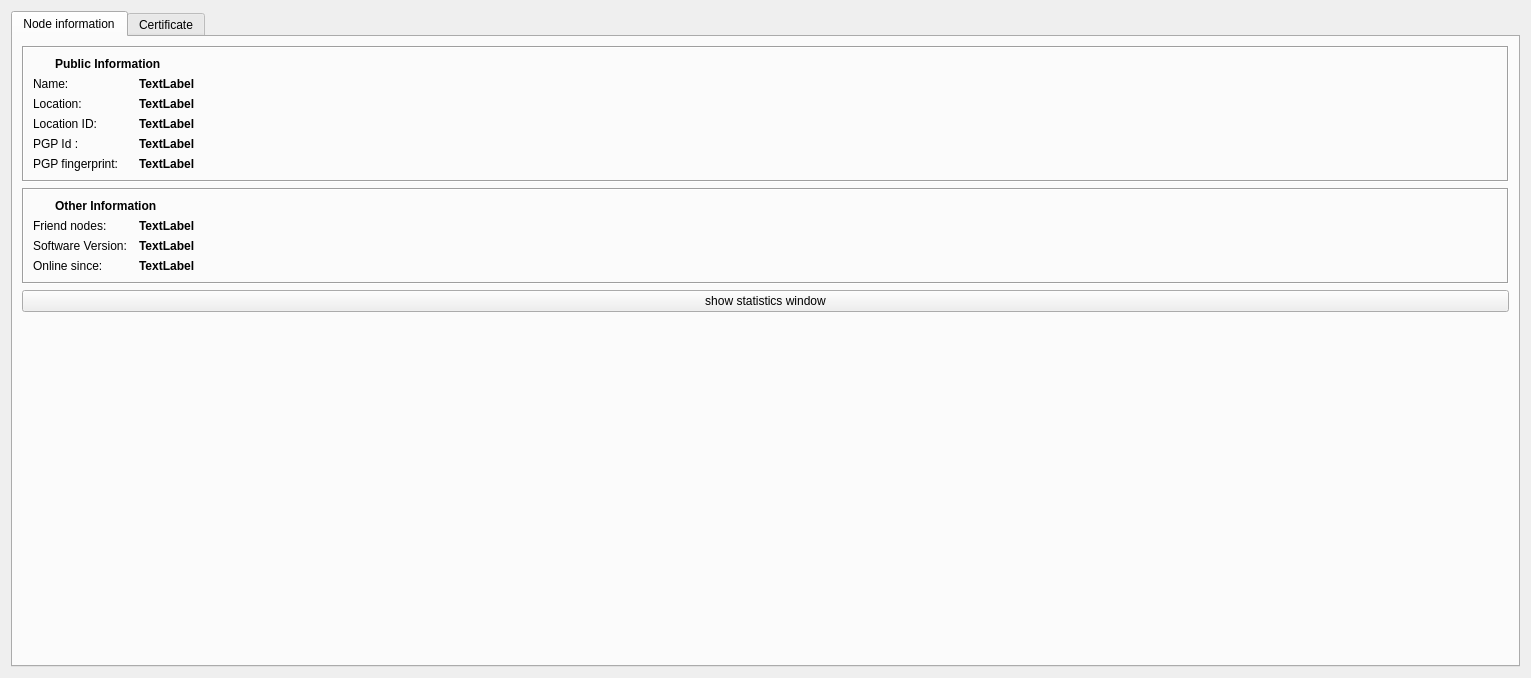
The window that retroshare-gui/src/gui/settings/CryptoPage.ui (RetroShare/RetroShare) describes before a commit, drawn with Qt 5.
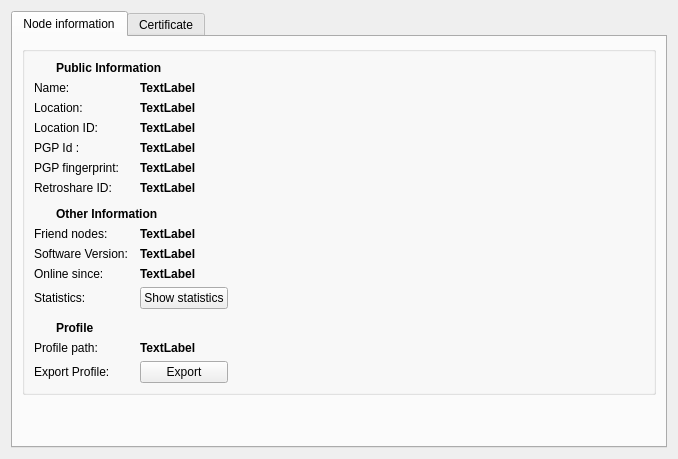
The same window after the commit. The open tabs and pages were chosen to show the change. Icons and pictures are not drawn. Custom widgets are drawn as their Qt base class.

Commit message: improved Node page look & feel

Patch:
```diff
--- a/retroshare-gui/src/gui/settings/CryptoPage.ui
+++ b/retroshare-gui/src/gui/settings/CryptoPage.ui
@@ -6,15 +6,15 @@
    <rect>
     <x>0</x>
     <y>0</y>
-    <width>1531</width>
-    <height>678</height>
+    <width>644</width>
+    <height>459</height>
    </rect>
   </property>
   <layout class="QGridLayout" name="gridLayout_2">
    <item row="0" column="0">
     <widget class="QTabWidget" name="tabWidget">
      <property name="currentIndex">
-      <number>1</number>
+      <number>0</number>
      </property>
      <widget class="QWidget" name="tab">
       <attribute name="title">
@@ -22,140 +22,23 @@
       </attribute>
       <layout class="QVBoxLayout" name="verticalLayout_2">
        <item>
-        <widget class="QFrame" name="frame_1">
-         <property name="frameShape">
-          <enum>QFrame::Box</enum>
-         </property>
-         <property name="frameShadow">
-          <enum>QFrame::Sunken</enum>
-         </property>
+        <widget class="QGroupBox" name="groupBox_1">
          <layout class="QGridLayout" name="gridLayout_4">
-          <item row="0" column="0" colspan="2">
-           <layout class="QGridLayout" name="gridLayout_3">
-            <item row="0" column="0">
-             <widget class="QLabel" name="publicIcon">
-              <property name="maximumSize">
-               <size>
-                <width>16</width>
-                <height>16</height>
-               </size>
-              </property>
-              <property name="pixmap">
-               <pixmap resource="../images.qrc">:/images/info16.png</pixmap>
-              </property>
-             </widget>
-            </item>
-            <item row="0" column="1">
-             <widget class="StyledLabel" name="publicLabel">
-              <property name="font">
-               <font>
-                <weight>75</weight>
-                <bold>true</bold>
-               </font>
-              </property>
-              <property name="text">
-               <string>Public Information</string>
-              </property>
-             </widget>
-            </item>
-           </layout>
-          </item>
-          <item row="1" column="0">
-           <widget class="QLabel" name="label_10">
-            <property name="sizePolicy">
-             <sizepolicy hsizetype="Maximum" vsizetype="Preferred">
-              <horstretch>0</horstretch>
-              <verstretch>0</verstretch>
-             </sizepolicy>
-            </property>
-            <property name="minimumSize">
-             <size>
-              <width>100</width>
-              <height>0</height>
-             </size>
-            </property>
+          <item row="6" column="0">
+           <widget class="QLabel" name="label">
             <property name="text">
-             <string>Name:</string>
+             <string>Retroshare ID:</string>
             </property>
            </widget>
           </item>
-          <item row="1" column="1">
-           <widget class="QLabel" name="name">
-            <property name="sizePolicy">
-             <sizepolicy hsizetype="MinimumExpanding" vsizetype="Preferred">
-              <horstretch>0</horstretch>
-              <verstretch>0</verstretch>
-             </sizepolicy>
-            </property>
-            <property name="font">
-             <font>
-              <weight>75</weight>
-              <bold>true</bold>
-             </font>
-            </property>
+          <item row="11" column="0">
+           <widget class="QLabel" name="label_4">
             <property name="text">
-             <string notr="true">TextLabel</string>
+             <string>Statistics:</string>
             </property>
            </widget>
           </item>
-          <item row="2" column="0">
-           <widget class="QLabel" name="label_8">
-            <property name="sizePolicy">
-             <sizepolicy hsizetype="Maximum" vsizetype="Preferred">
-              <horstretch>0</horstretch>
-              <verstretch>0</verstretch>
-             </sizepolicy>
-            </property>
-            <property name="minimumSize">
-             <size>
-              <width>100</width>
-              <height>0</height>
-             </size>
-            </property>
-            <property name="text">
-             <string>Location:</string>
-            </property>
-           </widget>
-          </item>
-          <item row="2" column="1">
-           <widget class="QLabel" name="country">
-            <property name="sizePolicy">
-             <sizepolicy hsizetype="MinimumExpanding" vsizetype="Preferred">
-              <horstretch>0</horstretch>
-              <verstretch>0</verstretch>
-             </sizepolicy>
-            </property>
-            <property name="font">
-             <font>
-              <weight>75</weight>
-              <bold>true</bold>
-             </font>
-            </property>
-            <property name="text">
-             <string notr="true">TextLabel</string>
-            </property>
-           </widget>
-          </item>
-          <item row="3" column="0">
-           <widget class="QLabel" name="label_6">
-            <property name="sizePolicy">
-             <sizepolicy hsizetype="Maximum" vsizetype="Preferred">
-              <horstretch>0</horstretch>
-              <verstretch>0</verstretch>
-             </sizepolicy>
-            </property>
-            <property name="minimumSize">
-             <size>
-              <width>100</width>
-              <height>0</height>
-             </size>
-            </property>
-            <property name="text">
-             <string>Location ID:</string>
-            </property>
-           </widget>
-          </item>
-          <item row="3" column="1">
+          <item row="3" column="1" colspan="3">
            <widget class="QLabel" name="peerid">
             <property name="sizePolicy">
              <sizepolicy hsizetype="MinimumExpanding" vsizetype="Preferred">
@@ -174,57 +57,6 @@
             </property>
            </widget>
           </item>
-          <item row="4" column="0">
-           <widget class="QLabel" name="label_7">
-            <property name="sizePolicy">
-             <sizepolicy hsizetype="Maximum" vsizetype="Preferred">
-              <horstretch>0</horstretch>
-              <verstretch>0</verstretch>
-             </sizepolicy>
-            </property>
-            <property name="minimumSize">
-             <size>
-              <width>100</width>
-              <height>0</height>
-             </size>
-            </property>
-            <property name="text">
-             <string>PGP Id :</string>
-            </property>
-           </widget>
-          </item>
-          <item row="4" column="1">
-           <widget class="QLabel" name="pgpid">
-            <property name="sizePolicy">
-             <sizepolicy hsizetype="MinimumExpanding" vsizetype="Preferred">
-              <horstretch>0</horstretch>
-              <verstretch>0</verstretch>
-             </sizepolicy>
-            </property>
-            <property name="font">
-             <font>
-              <weight>75</weight>
-              <bold>true</bold>
-             </font>
-            </property>
-            <property name="text">
-             <string notr="true">TextLabel</string>
-            </property>
-           </widget>
-          </item>
-          <item row="5" column="1">
-           <widget class="QLabel" name="pgpfingerprint">
-            <property name="font">
-             <font>
-              <weight>75</weight>
-              <bold>true</bold>
-             </font>
-            </property>
-            <property name="text">
-             <string>TextLabel</string>
-            </property>
-           </widget>
-          </item>
           <item row="5" column="0">
            <widget class="QLabel" name="label_2">
             <property name="text">
@@ -232,20 +64,8 @@
             </property>
            </widget>
           </item>
-         </layout>
-        </widget>
-       </item>
-       <item>
-        <widget class="QFrame" name="frame_2">
-         <property name="frameShape">
-          <enum>QFrame::Box</enum>
-         </property>
-         <property name="frameShadow">
-          <enum>QFrame::Sunken</enum>
-         </property>
-         <layout class="QGridLayout" name="gridLayout_6" columnstretch="0,0,0" columnminimumwidth="0,0,0">
-          <item row="2" column="0">
-           <widget class="QLabel" name="label_9">
+          <item row="3" column="0">
+           <widget class="QLabel" name="label_6">
             <property name="sizePolicy">
              <sizepolicy hsizetype="Maximum" vsizetype="Preferred">
               <horstretch>0</horstretch>
@@ -259,11 +79,27 @@
              </size>
             </property>
             <property name="text">
-             <string>Friend nodes:</string>
+             <string>Location ID:</string>
             </property>
            </widget>
           </item>
-          <item row="2" column="1" colspan="2">
+          <item row="14" column="2">
+           <spacer name="horizontalSpacer_4">
+            <property name="orientation">
+             <enum>Qt::Horizontal</enum>
+            </property>
+            <property name="sizeType">
+             <enum>QSizePolicy::Expanding</enum>
+            </property>
+            <property name="sizeHint" stdset="0">
+             <size>
+              <width>40</width>
+              <height>20</height>
+             </size>
+            </property>
+           </spacer>
+          </item>
+          <item row="8" column="1" colspan="2">
            <widget class="QLabel" name="friendsEdit">
             <property name="sizePolicy">
              <sizepolicy hsizetype="MinimumExpanding" vsizetype="Preferred">
@@ -282,26 +118,46 @@
             </property>
            </widget>
           </item>
-          <item row="3" column="0">
-           <widget class="QLabel" name="label_3">
+          <item row="14" column="0">
+           <widget class="QLabel" name="label_11">
+            <property name="text">
+             <string>Export Profile:</string>
+            </property>
+           </widget>
+          </item>
+          <item row="5" column="1" colspan="3">
+           <widget class="QLabel" name="pgpfingerprint">
+            <property name="font">
+             <font>
+              <weight>75</weight>
+              <bold>true</bold>
+             </font>
+            </property>
+            <property name="text">
+             <string>TextLabel</string>
+            </property>
+           </widget>
+          </item>
+          <item row="4" column="1" colspan="3">
+           <widget class="QLabel" name="pgpid">
             <property name="sizePolicy">
-             <sizepolicy hsizetype="Maximum" vsizetype="Preferred">
+             <sizepolicy hsizetype="MinimumExpanding" vsizetype="Preferred">
               <horstretch>0</horstretch>
               <verstretch>0</verstretch>
              </sizepolicy>
             </property>
-            <property name="minimumSize">
-             <size>
-              <width>100</width>
-              <height>0</height>
-             </size>
+            <property name="font">
+             <font>
+              <weight>75</weight>
+              <bold>true</bold>
+             </font>
             </property>
             <property name="text">
-             <string>Software Version:</string>
+             <string notr="true">TextLabel</string>
             </property>
            </widget>
           </item>
-          <item row="4" column="0">
+          <item row="10" column="0">
            <widget class="QLabel" name="label_16">
             <property name="sizePolicy">
              <sizepolicy hsizetype="Maximum" vsizetype="Preferred">
@@ -320,9 +176,58 @@
             </property>
            </widget>
           </item>
-          <item row="3" column="1" colspan="2">
-           <widget class="QLabel" name="version">
+          <item row="2" column="0">
+           <widget class="QLabel" name="label_8">
             <property name="sizePolicy">
+             <sizepolicy hsizetype="Maximum" vsizetype="Preferred">
+              <horstretch>0</horstretch>
+              <verstretch>0</verstretch>
+             </sizepolicy>
+            </property>
+            <property name="minimumSize">
+             <size>
+              <width>100</width>
+              <height>0</height>
+             </size>
+            </property>
+            <property name="text">
+             <string>Location:</string>
+            </property>
+           </widget>
+          </item>
+          <item row="0" column="0" colspan="4">
+           <layout class="QGridLayout" name="gridLayout_3">
+            <item row="0" column="0">
+             <widget class="QLabel" name="publicIcon">
+              <property name="maximumSize">
+               <size>
+                <width>16</width>
+                <height>16</height>
+               </size>
+              </property>
+              <property name="pixmap">
+               <pixmap resource="../images.qrc">:/images/info16.png</pixmap>
+              </property>
+             </widget>
+            </item>
+            <item row="0" column="1">
+             <widget class="StyledLabel" name="publicLabel">
+              <property name="font">
+               <font>
+                <weight>75</weight>
+                <bold>true</bold>
+               </font>
+              </property>
+              <property name="text">
+               <string>Public Information</string>
+              </property>
+             </widget>
+            </item>
+           </layout>
+          </item>
+          <item row="2" column="1" colspan="3">
+           <widget class="QLabel" name="country">
+            <property name="sizePolicy">
              <sizepolicy hsizetype="MinimumExpanding" vsizetype="Preferred">
               <horstretch>0</horstretch>
               <verstretch>0</verstretch>
@@ -337,32 +242,46 @@
             <property name="text">
              <string notr="true">TextLabel</string>
             </property>
-            <property name="textInteractionFlags">
-             <set>Qt::LinksAccessibleByMouse|Qt::TextSelectableByMouse</set>
+           </widget>
+          </item>
+          <item row="14" column="1">
+           <widget class="QPushButton" name="exportprofile">
+            <property name="text">
+             <string>Export</string>
             </property>
            </widget>
           </item>
-          <item row="4" column="1" colspan="2">
-           <widget class="QLabel" name="onlinesince">
+          <item row="9" column="0">
+           <widget class="QLabel" name="label_3">
             <property name="sizePolicy">
-             <sizepolicy hsizetype="MinimumExpanding" vsizetype="Preferred">
+             <sizepolicy hsizetype="Maximum" vsizetype="Preferred">
               <horstretch>0</horstretch>
               <verstretch>0</verstretch>
              </sizepolicy>
             </property>
-            <property name="font">
-             <font>
-              <weight>75</weight>
-              <bold>true</bold>
-             </font>
+            <property name="minimumSize">
+             <size>
+              <width>100</width>
+              <height>0</height>
+             </size>
             </property>
             <property name="text">
-             <string notr="true">TextLabel</string>
+             <string>Software Version:</string>
             </property>
            </widget>
           </item>
-          <item row="1" column="0" colspan="3">
+          <item row="11" column="1">
+           <widget class="QPushButton" name="showStats_PB">
+            <property name="text">
+             <string>Show statistics</string>
+            </property>
+           </widget>
+          </item>
+          <item row="7" column="0" colspan="4">
            <layout class="QGridLayout" name="gridLayout">
+            <property name="topMargin">
+             <number>6</number>
+            </property>
             <item row="0" column="0">
              <widget class="QLabel" name="otherIcon">
               <property name="maximumSize">
@@ -394,16 +313,211 @@
             </item>
            </layout>
           </item>
+          <item row="11" column="2">
+           <spacer name="horizontalSpacer_3">
+            <property name="orientation">
+             <enum>Qt::Horizontal</enum>
+            </property>
+            <property name="sizeHint" stdset="0">
+             <size>
+              <width>40</width>
+              <height>20</height>
+             </size>
+            </property>
+           </spacer>
+          </item>
+          <item row="13" column="0">
+           <widget class="QLabel" name="label_5">
+            <property name="text">
+             <string>Profile path:</string>
+            </property>
+           </widget>
+          </item>
+          <item row="8" column="0">
+           <widget class="QLabel" name="label_9">
+            <property name="sizePolicy">
+             <sizepolicy hsizetype="Maximum" vsizetype="Preferred">
+              <horstretch>0</horstretch>
+              <verstretch>0</verstretch>
+             </sizepolicy>
+            </property>
+            <property name="minimumSize">
+             <size>
+              <width>100</width>
+              <height>0</height>
+             </size>
+            </property>
+            <property name="text">
+             <string>Friend nodes:</string>
+            </property>
+           </widget>
+          </item>
+          <item row="1" column="1" colspan="3">
+           <widget class="QLabel" name="name">
+            <property name="sizePolicy">
+             <sizepolicy hsizetype="MinimumExpanding" vsizetype="Preferred">
+              <horstretch>0</horstretch>
+              <verstretch>0</verstretch>
+             </sizepolicy>
+            </property>
+            <property name="font">
+             <font>
+              <weight>75</weight>
+              <bold>true</bold>
+             </font>
+            </property>
+            <property name="text">
+             <string notr="true">TextLabel</string>
+            </property>
+           </widget>
+          </item>
+          <item row="12" column="0" colspan="3">
+           <layout class="QGridLayout" name="gridLayout_6">
+            <property name="topMargin">
+             <number>6</number>
+            </property>
+            <item row="0" column="0">
+             <widget class="QLabel" name="otherIcon_2">
+              <property name="maximumSize">
+               <size>
+                <width>16</width>
+                <height>16</height>
+               </size>
+              </property>
+              <property name="text">
+               <string/>
+              </property>
+              <property name="pixmap">
+               <pixmap resource="../images.qrc">:/images/info16.png</pixmap>
+              </property>
+             </widget>
+            </item>
+            <item row="0" column="1">
+             <widget class="StyledLabel" name="otherLabel_2">
+              <property name="font">
+               <font>
+                <weight>75</weight>
+                <bold>true</bold>
+               </font>
+              </property>
+              <property name="text">
+               <string>Profile</string>
+              </property>
+             </widget>
+            </item>
+           </layout>
+          </item>
+          <item row="1" column="0">
+           <widget class="QLabel" name="label_10">
+            <property name="sizePolicy">
+             <sizepolicy hsizetype="Maximum" vsizetype="Preferred">
+              <horstretch>0</horstretch>
+              <verstretch>0</verstretch>
+             </sizepolicy>
+            </property>
+            <property name="minimumSize">
+             <size>
+              <width>100</width>
+              <height>0</height>
+             </size>
+            </property>
+            <property name="text">
+             <string>Name:</string>
+            </property>
+           </widget>
+          </item>
+          <item row="9" column="1" colspan="2">
+           <widget class="QLabel" name="version">
+            <property name="sizePolicy">
+             <sizepolicy hsizetype="MinimumExpanding" vsizetype="Preferred">
+              <horstretch>0</horstretch>
+              <verstretch>0</verstretch>
+             </sizepolicy>
+            </property>
+            <property name="font">
+             <font>
+              <weight>75</weight>
+              <bold>true</bold>
+             </font>
+            </property>
+            <property name="text">
+             <string notr="true">TextLabel</string>
+            </property>
+            <property name="textInteractionFlags">
+             <set>Qt::LinksAccessibleByMouse|Qt::TextSelectableByMouse</set>
+            </property>
+           </widget>
+          </item>
+          <item row="4" column="0">
+           <widget class="QLabel" name="label_7">
+            <property name="sizePolicy">
+             <sizepolicy hsizetype="Maximum" vsizetype="Preferred">
+              <horstretch>0</horstretch>
+              <verstretch>0</verstretch>
+             </sizepolicy>
+            </property>
+            <property name="minimumSize">
+             <size>
+              <width>100</width>
+              <height>0</height>
+             </size>
+            </property>
+            <property name="text">
+             <string>PGP Id :</string>
+            </property>
+           </widget>
+          </item>
+          <item row="6" column="1" colspan="3">
+           <widget class="QLabel" name="retroshareid">
+            <property name="font">
+             <font>
+              <weight>75</weight>
+              <bold>true</bold>
+             </font>
+            </property>
+            <property name="text">
+             <string>TextLabel</string>
+            </property>
+            <property name="textInteractionFlags">
+             <set>Qt::LinksAccessibleByMouse|Qt::TextSelectableByMouse</set>
+            </property>
+           </widget>
+          </item>
+          <item row="10" column="1" colspan="2">
+           <widget class="QLabel" name="onlinesince">
+            <property name="sizePolicy">
+             <sizepolicy hsizetype="MinimumExpanding" vsizetype="Preferred">
+              <horstretch>0</horstretch>
+              <verstretch>0</verstretch>
+             </sizepolicy>
+            </property>
+            <property name="font">
+             <font>
+              <weight>75</weight>
+              <bold>true</bold>
+             </font>
+            </property>
+            <property name="text">
+             <string notr="true">TextLabel</string>
+            </property>
+           </widget>
+          </item>
+          <item row="13" column="1" colspan="2">
+           <widget class="QLabel" name="labelpath">
+            <property name="font">
+             <font>
+              <weight>75</weight>
+              <bold>true</bold>
+             </font>
+            </property>
+            <property name="text">
+             <string>TextLabel</string>
+            </property>
+           </widget>
+          </item>
          </layout>
         </widget>
        </item>
-       <item>
-        <widget class="QPushButton" name="showStats_PB">
-         <property name="text">
-          <string>show statistics window</string>
-         </property>
-        </widget>
-       </item>
        <item>
         <spacer name="verticalSpacer">
          <property name="orientation">
@@ -412,7 +526,7 @@
          <property name="sizeHint" stdset="0">
           <size>
            <width>20</width>
-           <height>205</height>
+           <height>40</height>
           </size>
          </property>
         </spacer>
@@ -423,8 +537,8 @@
       <attribute name="title">
        <string>Certificate</string>
       </attribute>
-      <layout class="QVBoxLayout" name="verticalLayout">
-       <item>
+      <layout class="QGridLayout" name="gridLayout_7">
+       <item row="0" column="0">
         <widget class="QPlainTextEdit" name="certplainTextEdit">
          <property name="sizePolicy">
           <sizepolicy hsizetype="Preferred" vsizetype="Minimum">
@@ -451,7 +565,7 @@
          </property>
         </widget>
        </item>
-       <item>
+       <item row="1" column="0">
         <layout class="QHBoxLayout" name="horizontalLayout_3">
          <item>
           <widget class="QCheckBox" name="_includeSignatures_CB">
@@ -494,13 +608,6 @@
            </property>
           </widget>
          </item>
-         <item>
-          <widget class="QPushButton" name="createNewNode_PB">
-           <property name="text">
-            <string>Create new node...</string>
-           </property>
-          </widget>
-         </item>
          <item>
           <spacer name="horizontalSpacer_2">
            <property name="orientation">
```
The commit also changes 1 other file.
